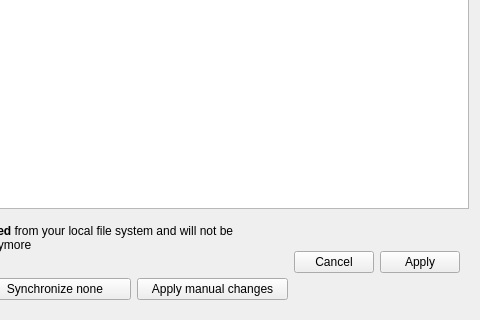
Qt form src/gui/accountsettings.ui (GrossLukas/client) before a commit; both pictures show x 198 to 678 and y 237 to 557 of the 678 by 557 pixel window.
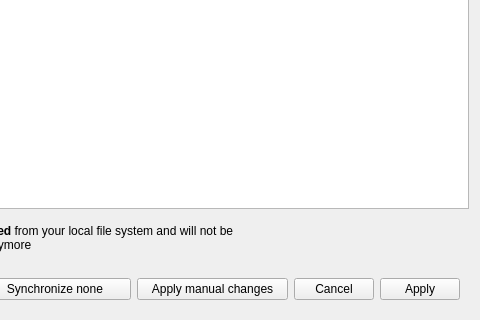
The same form after that commit. Custom widgets are drawn as their Qt base class.

What changed in the file:
```diff
--- a/src/gui/accountsettings.ui
+++ b/src/gui/accountsettings.ui
@@ -228,6 +228,21 @@
        </layout>
       </item>
       <item>
+       <layout class="QVBoxLayout" name="verticalLayout_5">
+        <item>
+         <spacer name="verticalSpacer">
+          <property name="orientation">
+           <enum>Qt::Vertical</enum>
+          </property>
+          <property name="sizeHint" stdset="0">
+           <size>
+            <width>20</width>
+            <height>40</height>
+           </size>
+          </property>
+         </spacer>
+        </item>
+        <item>
        <widget class="QWidget" name="selectiveSyncButtons" native="true">
         <layout class="QHBoxLayout" name="horizontalLayout">
          <property name="leftMargin">
@@ -270,6 +285,8 @@
          </item>
         </layout>
        </widget>
+        </item>
+       </layout>
       </item>
      </layout>
     </widget>
```
Lines whose indentation alone changed are shown as unchanged.
